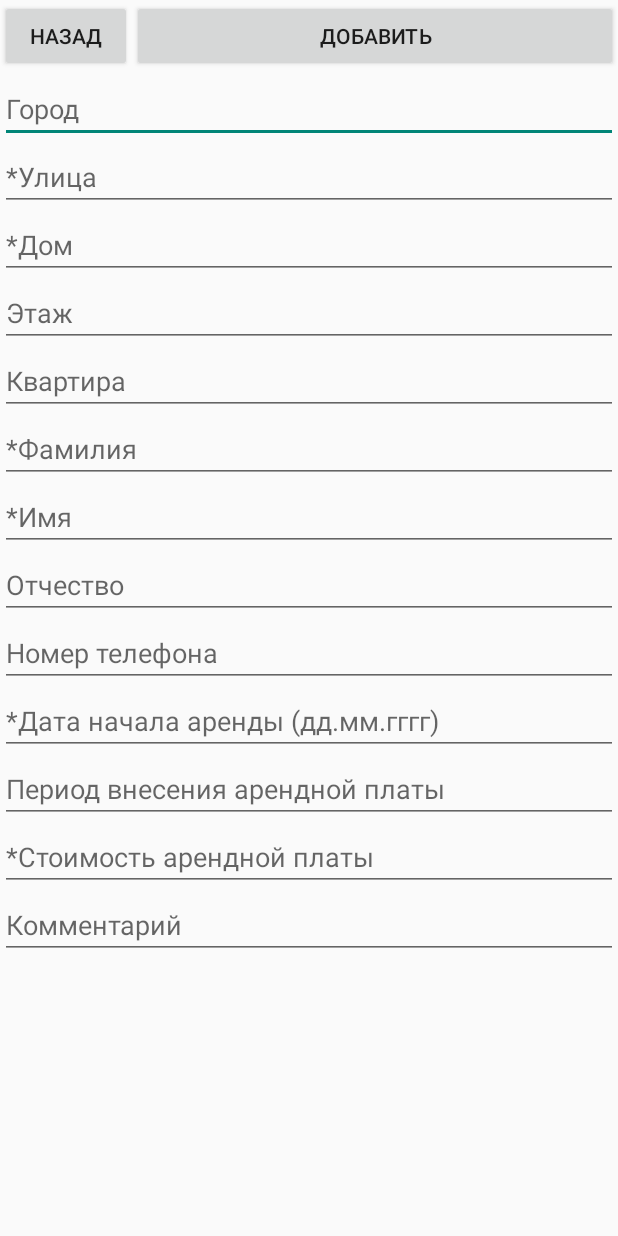
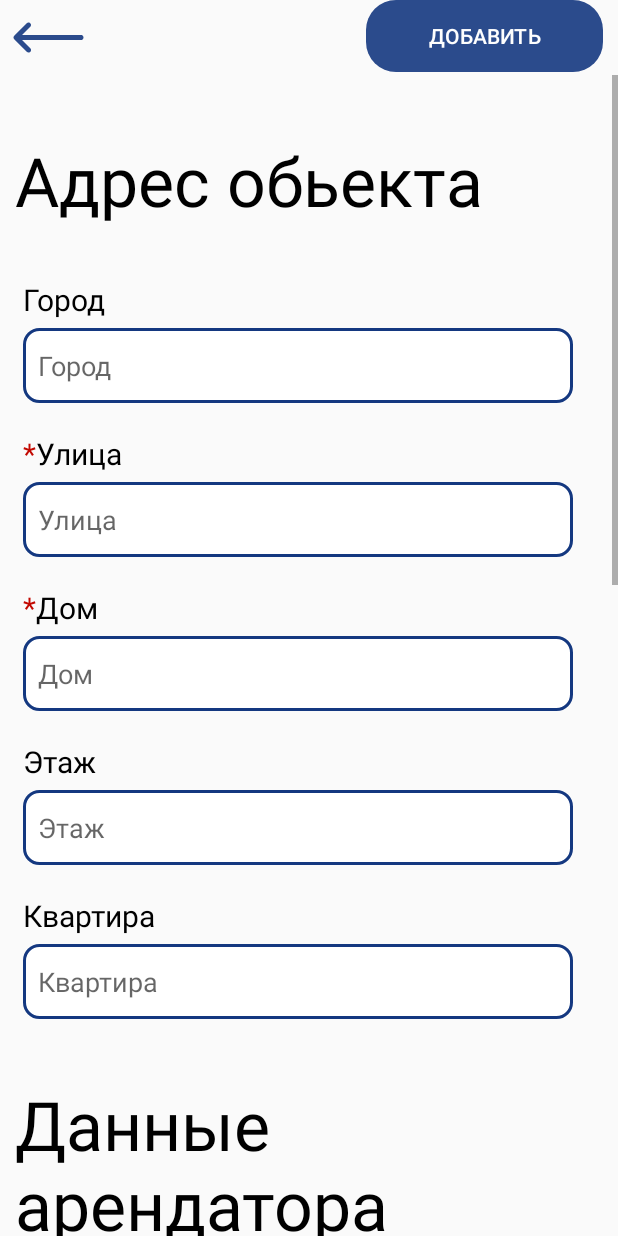
Before and after one commit to ONEPANTSU/one-resident, an Android app: the AddActivity screen opened directly, with no data from a screen before it, on a phone screen of 412 x 824 dp. Run offline under Robolectric (Android 15) with nearby library versions, the phone set to English and light mode, and no system bars.

Commit message:
ChangeButton_ActivityAdd

```diff
--- /dev/null
+++ b/app/src/main/res/drawable/arrow.xml
@@ -0,0 +1,14 @@
+<vector xmlns:android="http://schemas.android.com/apk/res/android"
+    android:width="50dp"
+    android:height="50dp"
+    android:viewportWidth="172"
+    android:viewportHeight="172">
+  <path
+      android:pathData="M40.021,51.544c-1.49,0.044 -2.903,0.667 -3.942,1.736l-28.163,28.163c-1.419,1.082 -2.254,2.762 -2.258,4.546c-0.004,1.784 0.822,3.469 2.236,4.557c0.011,0.007 0.022,0.015 0.034,0.022l28.152,28.152c1.438,1.498 3.573,2.101 5.583,1.577c2.009,-0.524 3.578,-2.093 4.102,-4.102c0.524,-2.009 -0.08,-4.145 -1.577,-5.583l-18.88,-18.88h135.226c2.068,0.029 3.991,-1.057 5.033,-2.843c1.042,-1.786 1.042,-3.995 0,-5.781c-1.042,-1.786 -2.966,-2.872 -5.033,-2.843h-135.226l18.88,-18.88c1.696,-1.648 2.206,-4.169 1.284,-6.346c-0.922,-2.178 -3.086,-3.566 -5.45,-3.497z"
+      android:strokeLineJoin="miter"
+      android:strokeWidth="1"
+      android:fillColor="#143880"
+      android:fillType="nonZero"
+      android:strokeColor="#00000000"
+      android:strokeLineCap="butt"/>
+</vector>
--- /dev/null
+++ b/app/src/main/res/drawable/border_text.xml
@@ -0,0 +1,7 @@
+<?xml version="1.0" encoding="utf-8"?>
+<shape xmlns:android="http://schemas.android.com/apk/res/android">
+    <solid android:color="@android:color/white" />
+    <stroke android:width="2dp" android:color="#143880"/>
+    <corners
+        android:radius="10dp"   />
+</shape>
--- a/app/src/main/res/layout/activity_add.xml
+++ b/app/src/main/res/layout/activity_add.xml
@@ -7,32 +7,43 @@
     tools:context=".AddActivity">
 
     <LinearLayout
-        android:layout_marginTop="0dp"
-        android:layout_marginLeft="0dp"
-        android:layout_marginRight="0dp"
+        android:id="@+id/linearLayout"
+        android:layout_width="match_parent"
         android:layout_height="50dp"
-        android:layout_width="match_parent"
-        tools:ignore="MissingConstraints"
-        android:orientation="horizontal">
+        android:alpha="0.9"
+        android:orientation="horizontal"
+        tools:ignore="MissingConstraints">
 
-        <Button
+        <ImageButton
             android:id="@+id/backButtonFromResidentActivity"
             android:layout_width="wrap_content"
             android:layout_height="wrap_content"
+            android:layout_weight="0.2"
+            android:background="@color/backgroundAdd"
             android:onClick="goBack"
-            android:text="Назад"
-            tools:layout_editor_absoluteX="55dp"
-            tools:layout_editor_absoluteY="34dp" />
+            app:srcCompat="@drawable/arrow"
 
+            />
+        <!--Сделать прозрачность блока кнопок при скролинге -->
         <Button
             android:id="@+id/buttonAdd"
             android:layout_width="wrap_content"
             android:layout_height="wrap_content"
+            android:layout_marginLeft="180dp"
+            android:layout_marginRight="10dp"
             android:layout_weight="1"
             android:onClick="addResident"
-            android:text="Добавить" />
+            android:text="Добавить"
+            android:background="@drawable/round_style"
+            android:backgroundTint="@color/defolt"
+            android:textColor="@color/white"
+            />
+
 
     </LinearLayout>
+
+
+
     <ScrollView
         android:layout_marginTop="50dp"
         android:layout_marginBottom="0dp"
@@ -48,110 +59,168 @@
             android:orientation="vertical">
 
 
+            <TextView
+                android:id="@+id/textViewAddressHeader"
+                style="@style/header_section"
+                android:text="Адрес обьекта" />
+
+            <TextView
+                android:id="@+id/textViewCity"
+                style="@style/text_headerField"
+                android:text="Город" />
+
             <EditText
                 android:id="@+id/editTextAddCity"
-                android:layout_width="match_parent"
-                android:layout_height="wrap_content"
-                android:ems="10"
-                android:inputType="textPersonName"
-                android:hint="Город" />
+                style="@style/text_field"
+                android:hint="Город"
+                android:inputType="textPersonName" />
+
+            <TextView
+                android:id="@+id/textViewStreet"
+                style="@style/text_headerField"
+                android:text="@string/street" />
 
             <EditText
                 android:id="@+id/editTextAddStreet"
-                android:layout_width="match_parent"
-                android:layout_height="wrap_content"
-                android:ems="10"
-                android:inputType="textPersonName"
-                android:hint="*Улица" />
+                style="@style/text_field"
+                android:hint="Улица"
+                android:inputType="textPersonName" />
+
+            <TextView
+                android:id="@+id/textViewHouse"
+                style="@style/text_headerField"
+                android:text="@string/house" />
 
             <EditText
                 android:id="@+id/editTextAddHouse"
-                android:layout_width="match_parent"
-                android:layout_height="wrap_content"
-                android:ems="10"
-                android:inputType="textPersonName"
-                android:hint="*Дом" />
+                style="@style/text_field"
+                android:hint="Дом"
+                android:inputType="textPersonName" />
+
+            <TextView
+                android:id="@+id/textViewLevel"
+                style="@style/text_headerField"
+                android:text="Этаж" />
 
             <EditText
                 android:id="@+id/editTextAddLevel"
-                android:layout_width="match_parent"
-                android:layout_height="wrap_content"
-                android:ems="10"
-                android:inputType="number"
-                android:hint="Этаж" />
+                style="@style/text_field"
+                android:hint="Этаж"
+                android:inputType="number" />
+
+            <TextView
+                android:id="@+id/textViewFlat"
+                style="@style/text_headerField"
+                android:text="Квартира" />
 
             <EditText
                 android:id="@+id/editTextAddFlat"
-                android:layout_width="match_parent"
-                android:layout_height="wrap_content"
-                android:ems="10"
-                android:inputType="number"
-                android:hint="Квартира"/>
+                style="@style/text_field"
+                android:hint="Квартира"
+                android:inputType="number" />
+
+            <TextView
+                android:id="@+id/textViewResidentHeader"
+                style="@style/header_section"
+                android:text="Данные арендатора" />
+
+            <TextView
+                android:id="@+id/textViewSurname"
+                style="@style/text_headerField"
+                android:text="@string/surname" />
+
 
             <EditText
                 android:id="@+id/editTextAddSurname"
-                android:layout_width="match_parent"
-                android:layout_height="wrap_content"
-                android:ems="10"
-                android:inputType="textPersonName"
-                android:hint="*Фамилия" />
+                style="@style/text_field"
+                android:hint="*Фамилия"
+                android:inputType="textPersonName" />
+
+            <TextView
+                android:id="@+id/textViewName"
+                style="@style/text_headerField"
+                android:text="@string/name" />
 
             <EditText
                 android:id="@+id/editTextAddName"
-                android:layout_width="match_parent"
-                android:layout_height="wrap_content"
-                android:ems="10"
-                android:inputType="textPersonName"
-                android:hint="*Имя" />
+                style="@style/text_field"
+                android:hint="*Имя"
+                android:inputType="textPersonName" />
+
+            <TextView
+                android:id="@+id/textViewSecondName"
+                style="@style/text_headerField"
+                android:text="Отчество" />
 
             <EditText
                 android:id="@+id/editTextAddSecondName"
-                android:layout_width="match_parent"
-                android:layout_height="wrap_content"
-                android:ems="10"
-                android:inputType="textPersonName"
-                android:hint="Отчество" />
+                style="@style/text_field"
+                android:hint="Отчество"
+                android:inputType="textPersonName" />
+
+            <TextView
+                android:id="@+id/textViewPhone"
+                style="@style/text_headerField"
+                android:text="Номер телефона" />
 
             <EditText
                 android:id="@+id/editTextAddPhone"
-                android:layout_width="match_parent"
-                android:layout_height="wrap_content"
-                android:ems="10"
-                android:inputType="phone"
-                android:hint="Номер телефона"/>
+                style="@style/text_field"
+                android:hint="Номер телефона"
+                android:inputType="phone" />
+
+            <TextView
+                android:id="@+id/textViewRentHeader"
+                style="@style/header_section"
+                android:text="Данные об аренде" />
+
+            <TextView
+                android:id="@+id/textViewDate"
+                style="@style/text_headerField"
+                android:text="@string/date" />
+
 
             <EditText
                 android:id="@+id/editTextAddDate"
-                android:layout_width="match_parent"
-                android:layout_height="wrap_content"
-                android:ems="10"
-                android:inputType="date"
-                android:hint="*Дата начала аренды (дд.мм.гггг)"/>
+                style="@style/text_field"
+                android:hint="*Дата начала аренды (дд.мм.гггг)"
+                android:inputType="date" />
+
+            <TextView
+                android:id="@+id/textViewPeriod"
+                style="@style/text_headerField"
+                android:text="Период внесения арендной платы" />
 
             <EditText
                 android:id="@+id/editTextAddPeriod"
-                android:layout_width="match_parent"
-                android:layout_height="wrap_content"
-                android:ems="10"
-                android:inputType="number"
-                android:hint="Период внесения арендной платы"/>
+                style="@style/text_field"
+                android:hint="Период внесения арендной платы"
+                android:inputType="number" />
+
+            <TextView
+                android:id="@+id/textViewPrice"
+                style="@style/text_headerField"
+                android:text="Стоимость арендной платы" />
 
             <EditText
                 android:id="@+id/editTextAddPrice"
-                android:layout_width="match_parent"
-                android:layout_height="wrap_content"
-                android:ems="10"
-                android:inputType="number"
-                android:hint="*Стоимость арендной платы"/>
+                style="@style/text_field"
+                android:hint="*Стоимость арендной платы"
+                android:inputType="number" />
+
+            <TextView
+                android:id="@+id/textViewComment"
+                style="@style/text_headerField"
+                android:text="Комментарий" />
 
             <EditText
                 android:id="@+id/editTextAddComment"
-                android:layout_width="match_parent"
-                android:layout_height="wrap_content"
-                android:ems="10"
-                android:inputType="textPersonName"
-                android:hint="Комментарий" />
+                style="@style/text_field"
+                android:layout_marginBottom="25dp"
+                android:hint="Комментарий"
+                android:inputType="textPersonName" />
 
         </LinearLayout>
     </ScrollView>
+
 </androidx.constraintlayout.widget.ConstraintLayout>
--- /dev/null
+++ b/app/src/main/res/values/Styles.xml
@@ -0,0 +1,35 @@
+<?xml version="1.0" encoding="utf-8"?>
+<resources>
+<style name="text_headerField">
+    <item name="android:layout_width">wrap_content</item>
+    <item name="android:layout_height">0dp</item>
+    <item name="android:layout_marginLeft">15dp</item>
+    <item name="android:layout_marginBottom">5dp</item>
+    <item name="android:layout_weight">1</item>
+    <item name="android:textColor">@color/black</item>
+    <item name="android:textSize">20dp</item>
+    <item name="android:layout_marginTop">20dp</item>
+</style>
+
+
+    <style name="text_field">
+        <item name="android:layout_width">match_parent</item>
+        <item name="android:layout_height">50dp</item>
+        <item name="android:layout_marginLeft">15dp</item>
+        <item name="android:layout_marginRight">30dp</item>
+        <item name="android:background">@drawable/border_text</item>
+        <item name="android:ems">10</item>
+        <item name="android:paddingLeft">10dp</item>
+
+    </style>
+
+    <style name="header_section">
+        <item name="android:layout_width">match_parent</item>
+        <item name="android:layout_height">match_parent</item>
+        <item name="android:layout_marginBottom">15dp</item>
+        <item name="android:layout_marginTop">40dp</item>
+        <item name="android:layout_marginLeft">10dp</item>
+        <item name="android:textColor">@color/black</item>
+        <item name="android:textSize">45dp</item>
+    </style>
+</resources>
--- a/app/src/main/res/values/colors.xml
+++ b/app/src/main/res/values/colors.xml
@@ -8,4 +8,6 @@
     <color name="black">#FF000000</color>
     <color name="white">#FFFFFFFF</color>
     <color name="defolt">#143880</color>
+    <color name="red">#C20800</color>
+    <color name="backgroundAdd">#fafafa</color>
 </resources>
--- a/app/src/main/res/values/strings.xml
+++ b/app/src/main/res/values/strings.xml
@@ -6,6 +6,12 @@
     <string name="second_fragment_label">Second Fragment</string>
     <string name="next">Next</string>
     <string name="previous">Previous</string>
+    <string name="street"><font color= "#C20800">*</font>Улица</string>
+    <string name="house"><font color= "#C20800">*</font>Дом</string>
+    <string name="city"><font color= "#C20800">*</font>Город</string>
+    <string name="surname"><font color= "#C20800">*</font>Фамилия</string>
+    <string name="name"><font color= "#C20800">*</font>Имя</string>
+    <string name="date"><font color= "#C20800">*</font>Дата начала аренды (дд.мм.гггг)</string>
 
     <string name="hello_first_fragment">Hello first fragment</string>
     <string name="hello_second_fragment">Hello second fragment. Arg: %1$s</string>
--- a/app/src/main/res/values/themes.xml
+++ b/app/src/main/res/values/themes.xml
@@ -19,4 +19,5 @@
     </style>
     <style name="Theme.OneResident.AppBarOverlay" parent="ThemeOverlay.AppCompat.Dark.ActionBar" />
     <style name="Theme.OneResident.PopupOverlay" parent="ThemeOverlay.AppCompat.Light" />
+
 </resources>
```
